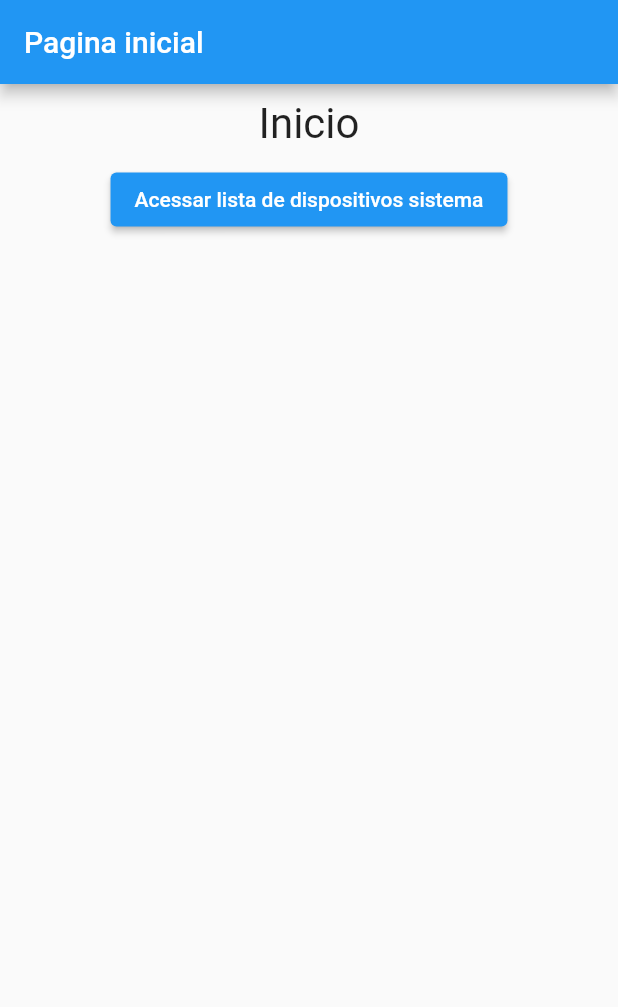
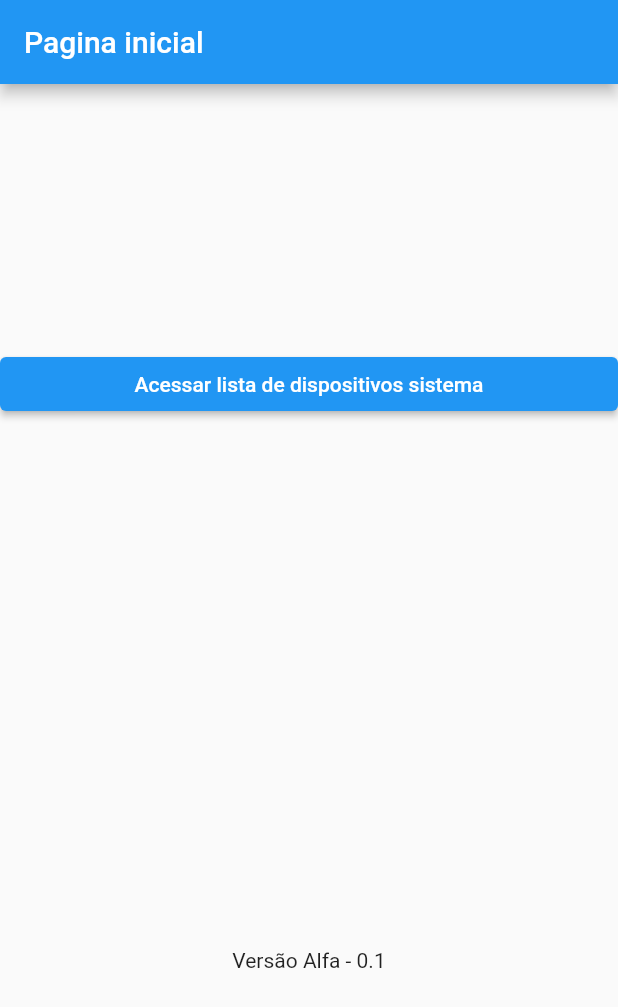
Before and after one commit to cesaryuri/appiluminacao, a Flutter app: the screen it shows after launch, on a phone screen of 412 x 824 dp. Shown: the top 1007 px of the screen. Run offline on Flutter 3.47's test engine with Material 2 defaults, Android fonts, the phone set to English and light mode, and no system bars.

Commit message:
Versão Alfa - 0.1

```diff
--- a/lib/main.dart
+++ b/lib/main.dart
@@ -1,7 +1,4 @@
 import 'package:flutter/material.dart';
-import 'package:flutter/widgets.dart';
-import 'pages/sistemas.dart';
-import 'pages/sistemastexto.dart';
 import 'pages/card_listtile.dart';
 import 'widgets/button_chamada.dart';
 
@@ -9,30 +6,23 @@ main() => runApp(AppIluminacao());
 
 class _AppIluminacaoState extends State<AppIluminacao> {
   @override
-  int indicesistema = 0;
   Widget build(BuildContext context) {
-    final funcao = [
-      'Inicio',
-      'Sistema 1',
-      'Sistema 2',
-      'Sistema 3',
-      'Sistema 4'
-    ];
-
     return MaterialApp(
       home: Scaffold(
         appBar: AppBar(
           title: Text('Pagina inicial'),
         ),
         body: Column(
+          mainAxisAlignment: MainAxisAlignment.spaceAround,
+          crossAxisAlignment: CrossAxisAlignment.stretch,
           children: <Widget>[
-            Sistemas(funcao[indicesistema]),
-            //SistemaTexto('Sistema 1', _escolher),
-            //SistemaTexto('Sistema 2', _escolher),
-            //SistemaTexto('Sistema 3', _escolher),
             Botaopagecham(
-                isim: "Acessar lista de dispositivos sistema",
-                buttonlist: const ListCards()),
+              isim: "Acessar lista de dispositivos sistema",
+              buttonlist: const ListCards(),
+            ),
+            Center(
+              child: Text('Versão Alfa - 0.1'),
+            ),
           ],
         ),
       ),
--- a/lib/pages/sistemas.dart
+++ /dev/null
@@ -1,19 +0,0 @@
-import 'package:flutter/material.dart';
-
-class Sistemas extends StatelessWidget {
-  final String texto;
-  Sistemas(this.texto);
-
-  @override
-  Widget build(BuildContext context) {
-    return Container(
-      width: double.infinity,
-      margin: EdgeInsets.all(10),
-      child: Text(
-        texto,
-        style: TextStyle(fontSize: 28),
-        textAlign: TextAlign.center,
-      ),
-    );
-  }
-}
```
Also changed, not shown: lib/models/dispositivos.dart (added, +13 -0 lines), lib/pages/card_listtile.dart (+13 -45 lines), lib/pages/control.dart (+64 -0 lines), lib/pages/sistemastexto.dart (deleted, +0 -23 lines), lib/widgets/cardlista.dart (added, +41 -0 lines), 1 other file.
